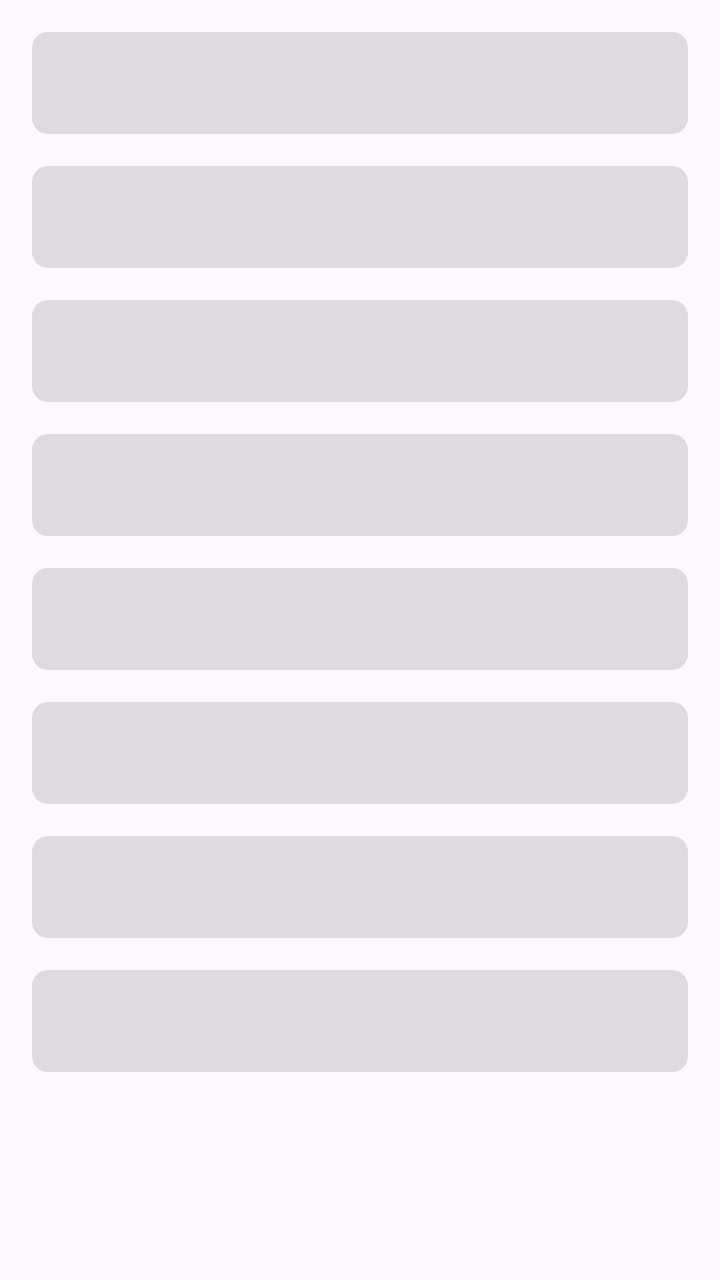
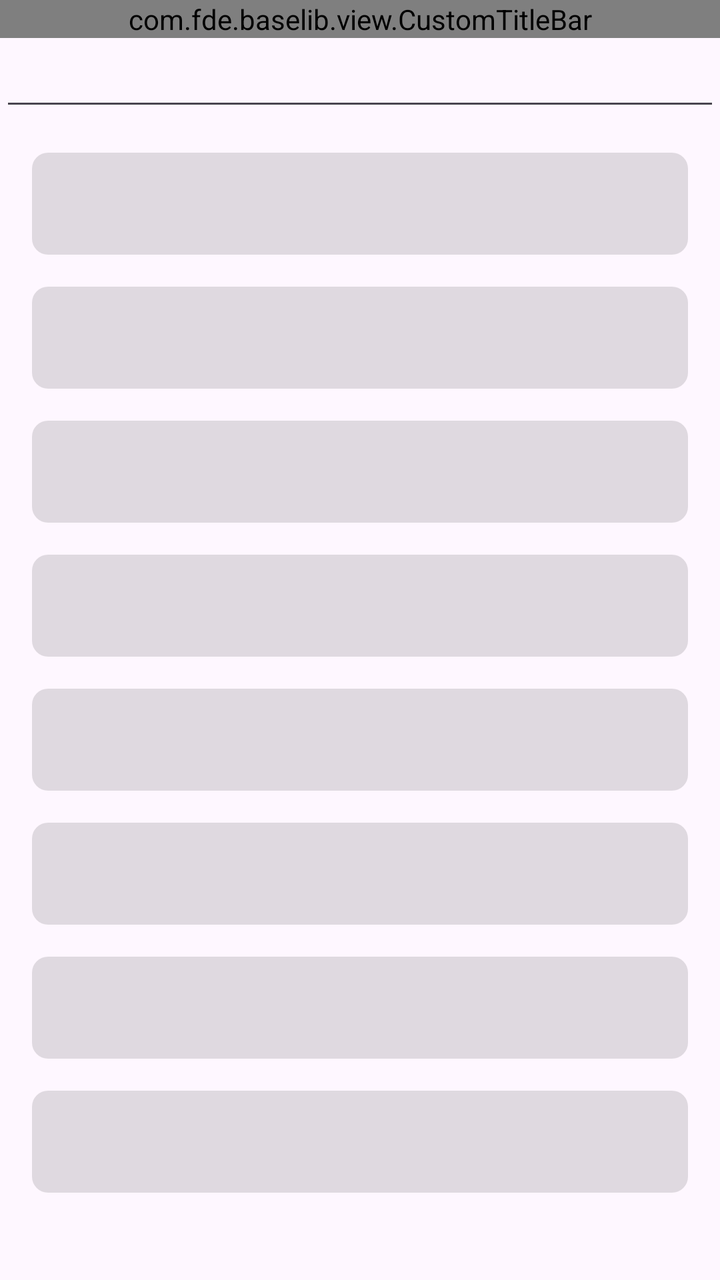

The first picture is an Android layout as it rendered before a commit; the second is the same layout after the commit. The layout source and the unified diff follow.
<!-- AndroidManifest.xml: application theme Theme.TestApp -->
<!-- res/layout/activity_main.xml -->
<?xml version="1.0" encoding="utf-8"?>
<ScrollView xmlns:android="http://schemas.android.com/apk/res/android"
    xmlns:app="http://schemas.android.com/apk/res-auto"
    android:layout_width="match_parent"
    android:layout_height="match_parent"
    android:scrollbars="vertical"
    android:scrollbarStyle="insideOverlay"
    android:fadeScrollbars="false"
    android:fillViewport="true">

    <androidx.constraintlayout.widget.ConstraintLayout
        android:id="@+id/main"
        android:layout_width="match_parent"
        android:layout_height="wrap_content">


    <TextView
        android:id="@+id/test1"
        android:layout_width="match_parent"
        style="@style/item_textview"
        app:layout_constraintTop_toTopOf="parent"
        android:layout_height="wrap_content"/>


    <TextView
        android:id="@+id/test2"
        android:layout_width="match_parent"
        style="@style/item_textview"
        app:layout_constraintTop_toBottomOf="@id/test1"
        android:layout_height="wrap_content"/>

    <TextView
        android:id="@+id/test3"
        android:layout_width="match_parent"
        style="@style/item_textview"
        app:layout_constraintTop_toBottomOf="@id/test2"
        android:layout_height="wrap_content"/>


    <TextView
        android:id="@+id/test4"
        android:layout_width="match_parent"
        style="@style/item_textview"
        app:layout_constraintTop_toBottomOf="@id/test3"
        android:layout_height="wrap_content"/>

    <TextView
        android:id="@+id/test5"
        android:layout_width="match_parent"
        style="@style/item_textview"
        app:layout_constraintTop_toBottomOf="@id/test4"
        android:layout_height="wrap_content"/>

    <TextView
        android:id="@+id/test6"
        android:layout_width="match_parent"
        style="@style/item_textview"
        app:layout_constraintTop_toBottomOf="@id/test5"
        android:layout_height="wrap_content"/>

    <TextView
        android:id="@+id/test7"
        android:layout_width="match_parent"
        style="@style/item_textview"
        app:layout_constraintTop_toBottomOf="@id/test6"
        android:layout_height="wrap_content"/>

    <TextView
        android:id="@+id/test8"
        android:layout_width="match_parent"
        style="@style/item_textview"
        app:layout_constraintTop_toBottomOf="@id/test7"
        android:layout_height="wrap_content"/>

    </androidx.constraintlayout.widget.ConstraintLayout>

</ScrollView>
<!-- resources referenced by this layout -->
<resources>
  <style name="item_textview">
          <item name="android:textSize">14sp</item>
          <item name="android:background">@drawable/textview_bg</item>
          <item name="android:layout_margin">16dp</item>
          <item name="android:textColor">@color/text_color</item>
          <item name="android:padding">16dp</item>
          <item name="android:clickable">true</item>
      </style>
  <style name="Theme.TestApp" parent="android:Theme.Material.Light.NoActionBar" />
  <!-- drawable textview_bg (drawable) -->
  <?xml version="1.0" encoding="utf-8"?>
  <selector xmlns:android="http://schemas.android.com/apk/res/android">
    
    <item android:state_hovered="true">
      <shape>
        <solid android:color="#00BCD4" /> 
        <corners android:radius="8dp" /> 
      </shape>
    </item>
  
    
    <item android:state_pressed="true">
      <shape>
        <solid android:color="#2196F3" /> 
        <corners android:radius="8dp" />
      </shape>
    </item>
  
    
    <item android:state_hovered="false" android:state_pressed="false">
      <shape>
        <solid android:color="#1f000000" /> 
        <corners android:radius="8dp" />
      </shape>
    </item>
  </selector>
</resources>

<!-- the commit's change to res/layout/activity_main.xml (unified diff, before → after) -->
@@ -1,6 +1,7 @@
 <?xml version="1.0" encoding="utf-8"?>
 <ScrollView xmlns:android="http://schemas.android.com/apk/res/android"
     xmlns:app="http://schemas.android.com/apk/res-auto"
+    xmlns:tools="http://schemas.android.com/tools"
     android:layout_width="match_parent"
     android:layout_height="match_parent"
     android:scrollbars="vertical"
@@ -14,11 +15,28 @@
         android:layout_height="wrap_content">
 
 
+        <com.fde.baselib.view.CustomTitleBar
+            android:id="@+id/customTitleBar"
+            android:layout_width="match_parent"
+            app:layout_constraintTop_toTopOf="parent"
+            android:layout_height="wrap_content"/>
+
+
+        <EditText
+            android:id="@+id/editTest"
+            android:layout_width="match_parent"
+            android:layout_height="wrap_content"
+            android:gravity="top|left"
+            app:layout_constraintTop_toBottomOf="@id/customTitleBar"
+            />
+
+
+
     <TextView
         android:id="@+id/test1"
         android:layout_width="match_parent"
         style="@style/item_textview"
-        app:layout_constraintTop_toTopOf="parent"
+        app:layout_constraintTop_toBottomOf="@id/editTest"
         android:layout_height="wrap_content"/>
 
 
@@ -72,6 +90,16 @@
         app:layout_constraintTop_toBottomOf="@id/test7"
         android:layout_height="wrap_content"/>
 
+
+    <ImageView
+        android:id="@+id/imgLoading"
+        android:layout_width="wrap_content"
+        android:layout_margin="32dp"
+        app:layout_constraintStart_toStartOf="parent"
+        app:layout_constraintEnd_toEndOf="parent"
+        app:layout_constraintTop_toBottomOf="@id/test8"
+        android:layout_height="wrap_content"/>
+
     </androidx.constraintlayout.widget.ConstraintLayout>
 
 </ScrollView>
